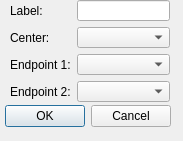
First picture: the form in Dialogs/AddCircleDialogs/addcirclecenterradius.ui, repository LFriday13/geometry-toolbox, before the edit.
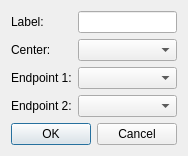
Second picture: the form after the edit.

Diff of the .ui file:
```diff
--- a/Dialogs/AddCircleDialogs/addcirclecenterradius.ui
+++ b/Dialogs/AddCircleDialogs/addcirclecenterradius.ui
@@ -13,31 +13,8 @@
   <property name="windowTitle">
    <string>Dialog</string>
   </property>
-  <widget class="QDialogButtonBox" name="buttonBox">
-   <property name="geometry">
-    <rect>
-     <x>0</x>
-     <y>100</y>
-     <width>171</width>
-     <height>32</height>
-    </rect>
-   </property>
-   <property name="orientation">
-    <enum>Qt::Horizontal</enum>
-   </property>
-   <property name="standardButtons">
-    <set>QDialogButtonBox::Cancel|QDialogButtonBox::Ok</set>
-   </property>
-  </widget>
-  <widget class="QWidget" name="formLayoutWidget">
-   <property name="geometry">
-    <rect>
-     <x>10</x>
-     <y>0</y>
-     <width>160</width>
-     <height>102</height>
-    </rect>
-   </property>
+  <layout class="QVBoxLayout" name="verticalLayout">
+   <item>
    <layout class="QFormLayout" name="formLayout">
     <item row="0" column="0">
      <widget class="QLabel" name="labelLabel">
@@ -80,7 +57,18 @@
      <widget class="QComboBox" name="point3ComboBox"/>
     </item>
    </layout>
-  </widget>
+   </item>
+   <item>
+    <widget class="QDialogButtonBox" name="buttonBox">
+     <property name="orientation">
+      <enum>Qt::Horizontal</enum>
+     </property>
+     <property name="standardButtons">
+      <set>QDialogButtonBox::Cancel|QDialogButtonBox::Ok</set>
+     </property>
+    </widget>
+   </item>
+  </layout>
  </widget>
  <resources/>
  <connections>
```
Lines whose indentation alone changed are shown as unchanged.
